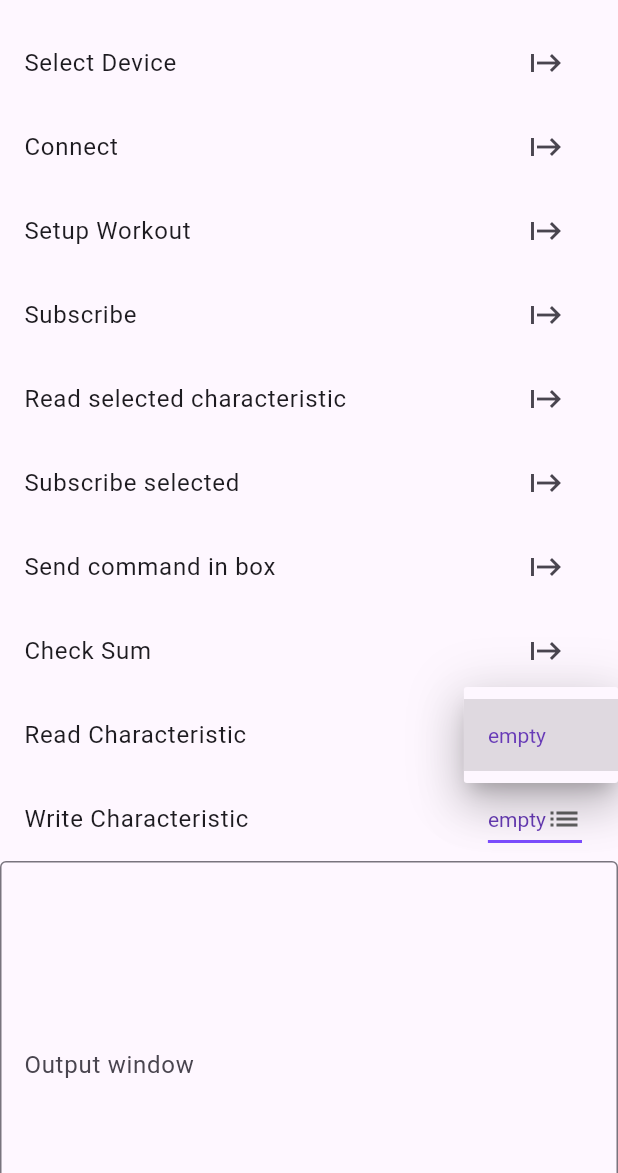
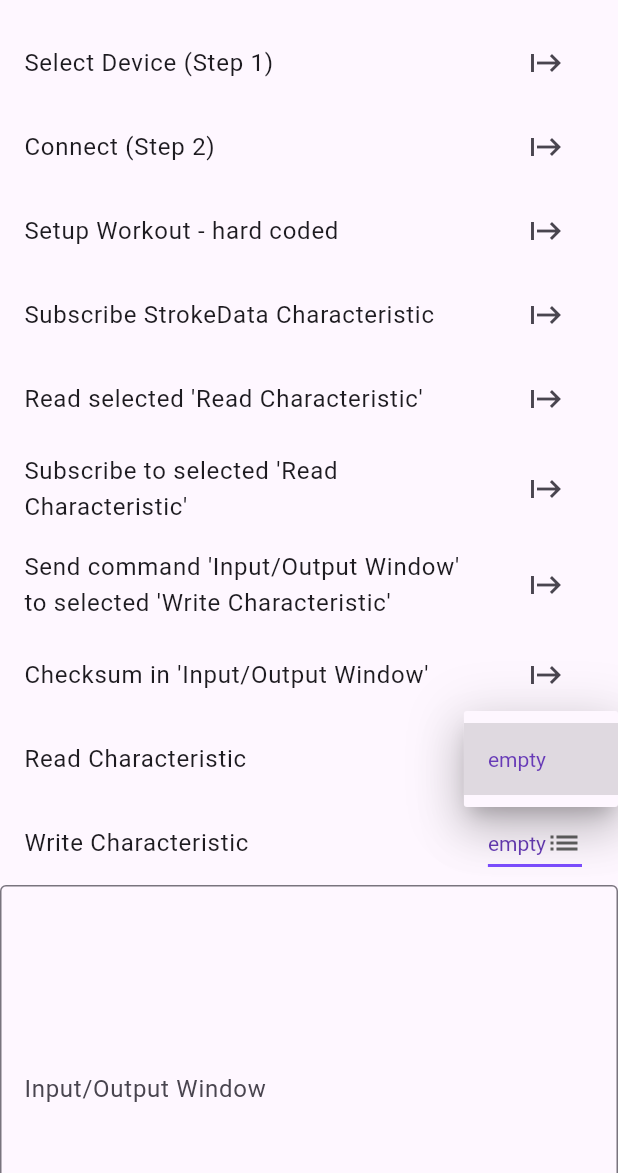
Before and after one commit to wmmnpr/ergpm_diagnostics, a Flutter app: the screen it shows after launch, after a tap on "empty", on a phone screen of 412 x 824 dp, the part 63-1236 px from its top. Run offline on Flutter 3.47's test engine with Material 3 defaults, Android fonts, the light colour scheme and no system bars; our stand-ins replace flutter_blue_plus; missing offline and left inert: ergc2_pm_csafe.

Commit message:
improve labelling add logging configuration.

```diff
--- a/lib/main.dart
+++ b/lib/main.dart
@@ -5,8 +5,17 @@ import 'package:ergpm_diagnostics/pm_ble_characteristic.dart';
 import 'package:ergpm_diagnostics/screens/scan_screen.dart';
 import 'package:flutter/material.dart';
 import 'package:flutter_blue_plus/flutter_blue_plus.dart';
+import 'package:logging/logging.dart';
 
 void main() {
+  Logger.root.level = Level.ALL; // defaults to Level.INFO
+  Logger.root.onRecord.listen((record) {
+    print('${record.level.name}: ${record.time}: ${record.message}');
+  });
+
+  final log = Logger('main');
+  log.info("---------- startring ergpm_diagnostics ---------");
+
   runApp(MaterialApp(home: HomeScreen()));
 }
 
@@ -16,6 +25,9 @@ class HomeScreen extends StatefulWidget {
 }
 
 class _HomeScreenState extends State<HomeScreen> {
+
+  final log = Logger('_HomeScreenState');
+
   String data = 'Initial Data';
   late BluetoothDevice activeDevice;
   Map<int, DeviceCharacteristic> characteristics = {};
@@ -91,10 +103,10 @@ class _HomeScreenState extends State<HomeScreen> {
             .discoverServices()
             .then((List<BluetoothService> bluetoothServiceList) {
           for (BluetoothService service in bluetoothServiceList) {
-            print("------>service: ${service.uuid}");
+            log.info("------>service: ${service.uuid}");
             for (BluetoothCharacteristic characteristic
                 in service.characteristics) {
-              //print("service: ${service.uuid} <==> ${characteristic.uuid}");
+              //log.info("service: ${service.uuid} <==> ${characteristic.uuid}");
               uuidList.add(characteristic.uuid.str);
               if (characteristic.characteristicUuid == guid21) {
                 _outputTextController.text += "found guid21\n";
@@ -176,11 +188,11 @@ class _HomeScreenState extends State<HomeScreen> {
     _outputTextController.text += 'clicked _subscribeNotifications\n';
     pmBLEDevice.subscribe<StrokeData>(StrokeData.uuid).listen((strokeData) {
       String dataStr = strokeData.toJson().toString();
-      print("StrokeData -> $dataStr");
+      log.info("StrokeData -> $dataStr");
     }, onError: (error) {
-      print(error);
+      log.info(error);
     }, onDone: () {
-      print("StrokeData done.");
+      log.info("StrokeData done.");
     });
   }
 
@@ -190,10 +202,10 @@ class _HomeScreenState extends State<HomeScreen> {
         .readCharacteristic(dropdownUuidReadValue.hashCode)
         .then((value) {
       _outputTextController.text += "${DataConvUtils.intArrayToHex(value)}\n";
-      print("Received:${String.fromCharCodes(value)}\n");
+      log.info("Received:${String.fromCharCodes(value)}\n");
     }).onError((error, stackTrace) {
       _outputTextController.text += "$error\n";
-      print("Error read: $error");
+      log.info("Error read: $error");
     });
   }
 
@@ -203,11 +215,11 @@ class _HomeScreenState extends State<HomeScreen> {
     pmBLEDevice.subscribe<CsafeBuffer>(dropdownUuidReadValue.hashCode).listen(
         (csafeBuffer) {
       String dataStr = csafeBuffer.toJson().toString();
-      print("Csafe buffer -> $dataStr");
+      log.info("Csafe buffer -> $dataStr");
     }, onError: (error) {
-      print(error);
+      log.info(error);
     }, onDone: () {
-      print("Csafe done.");
+      log.info("Csafe done.");
     });
   }
 
@@ -216,7 +228,7 @@ class _HomeScreenState extends State<HomeScreen> {
     var arrPayload = DataConvUtils.hexStringToIntArray(payload);
     pmBLEDevice
         .sendCommand(dropdownUuidWriteValue.hashCode, arrPayload, "ANY")
-        .whenComplete(() => print("done sending any coommand"));
+        .whenComplete(() => log.info("done sending any coommand"));
   }
 
   void _CheckSumOnPush() {
@@ -242,7 +254,7 @@ class _HomeScreenState extends State<HomeScreen> {
       body: ListView(
         children: <Widget>[
           ListTile(
-            title: const Text("Select Device"),
+            title: const Text("Select Device (Step 1)"),
             trailing: IconButton(
               icon: const Icon(Icons.start),
               tooltip: 'Select Device',
@@ -250,49 +262,49 @@ class _HomeScreenState extends State<HomeScreen> {
             ),
           ),
           ListTile(
-            title: const Text("Connect"),
+            title: const Text("Connect (Step 2)"),
             trailing: IconButton(
                 icon: const Icon(Icons.start),
                 tooltip: 'Connect',
                 onPressed: () => _handleConnect()),
           ),
           ListTile(
-            title: const Text("Setup Workout"),
+            title: const Text("Setup Workout - hard coded"),
             trailing: IconButton(
                 icon: const Icon(Icons.start),
                 tooltip: 'Setup workout',
                 onPressed: () => _handleSetupWorkout()),
           ),
           ListTile(
-            title: const Text("Subscribe"),
+            title: const Text("Subscribe StrokeData Characteristic"),
             trailing: IconButton(
                 icon: const Icon(Icons.start),
                 tooltip: 'Subscribe Notification',
                 onPressed: () => _subscribeNotifications()),
           ),
           ListTile(
-            title: const Text("Read selected characteristic"),
+            title: const Text("Read selected 'Read Characteristic'"),
             trailing: IconButton(
                 icon: const Icon(Icons.start),
                 tooltip: 'Read characteristic0x0022',
                 onPressed: () => _handleReadCharacteristic()),
           ),
           ListTile(
-            title: const Text("Subscribe selected"),
+            title: const Text("Subscribe to selected 'Read Characteristic'"),
             trailing: IconButton(
                 icon: const Icon(Icons.start),
                 tooltip: 'Increase volume by 10',
                 onPressed: () => _handleSubscribeSelected()),
           ),
           ListTile(
-            title: const Text("Send command in box"),
+            title: const Text("Send command 'Input/Output Window' to selected 'Write Characteristic'"),
             trailing: IconButton(
                 icon: const Icon(Icons.start),
-                tooltip: 'Increase volume by 10',
+                tooltip: 'Send command',
                 onPressed: () => _sendCommandOnPush()),
           ),
           ListTile(
-            title: const Text("Check Sum"),
+            title: const Text("Checksum in 'Input/Output Window'"),
             trailing: IconButton(
                 icon: const Icon(Icons.start),
                 tooltip: 'Check sum on push',
@@ -355,7 +367,7 @@ class _HomeScreenState extends State<HomeScreen> {
             readOnly: false,
             maxLines: 10, // Allows multiline input
             decoration: const InputDecoration(
-              labelText: 'Output window',
+              labelText: 'Input/Output Window',
               border: OutlineInputBorder(),
             ),
           )
--- a/pubspec.yaml
+++ b/pubspec.yaml
@@ -41,6 +41,7 @@ dependencies:
   ergc2_pm_csafe:
     path: ../ergc2_pm_csafe
   hex: ^0.2.0
+  logging: ^1.2.0
 
 dev_dependencies:
   flutter_test:
```
Also changed, not shown: pubspec.lock.
